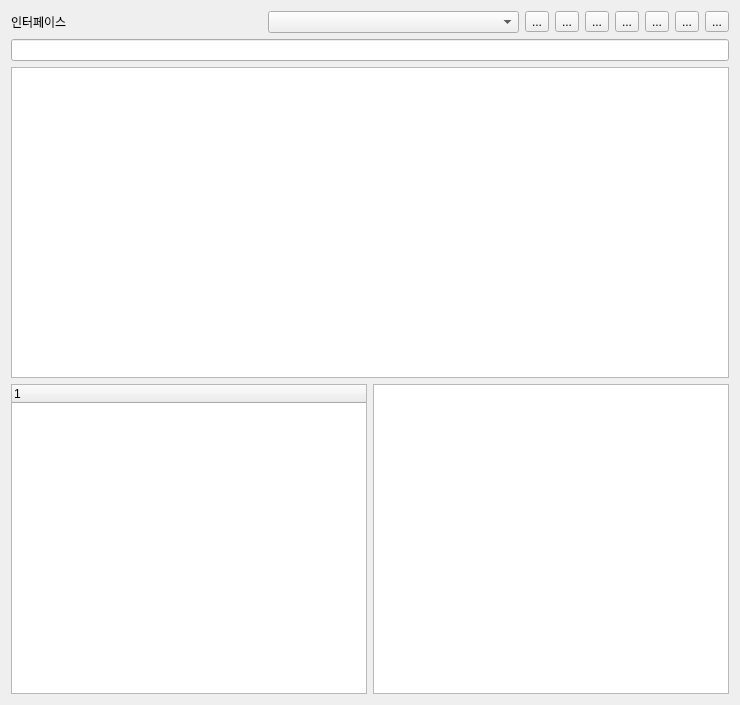
Above: main.ui from AnemoneCoronaria/watchThePacket before the change. Below: the same form after it.
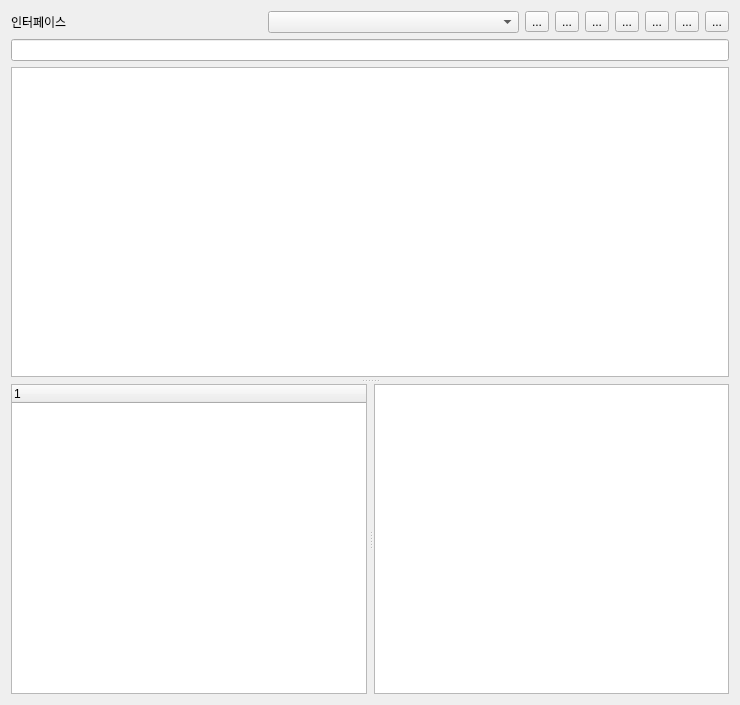
That is the form after the change. Icons and pictures are not drawn.

Commit message: fix(ui): 패킷 목록 / 상세 트리 / Hex 크기를 마우스로 조절 (Wireshark처럼)

```diff
--- a/main.ui
+++ b/main.ui
@@ -186,13 +186,27 @@
     </layout>
    </item>
    <item>
-    <layout class="QVBoxLayout" name="verticalLayout_2">
-     <item>
+    <widget class="QSplitter" name="mainSplitter">
+     <property name="orientation">
+      <enum>Qt::Vertical</enum>
+     </property>
+     <property name="handleWidth">
+      <number>7</number>
+     </property>
+     <property name="childrenCollapsible">
+      <bool>false</bool>
+     </property>
       <widget class="QTableWidget" name="showPacketTable"/>
-     </item>
-     <item>
-      <layout class="QHBoxLayout" name="horizontalLayout_3">
-       <item>
+     <widget class="QSplitter" name="bottomSplitter">
+      <property name="orientation">
+       <enum>Qt::Horizontal</enum>
+      </property>
+      <property name="handleWidth">
+       <number>7</number>
+      </property>
+      <property name="childrenCollapsible">
+       <bool>false</bool>
+      </property>
         <widget class="QTreeWidget" name="packetInfo">
          <column>
           <property name="text">
@@ -200,13 +214,9 @@
           </property>
          </column>
         </widget>
-       </item>
-       <item>
         <widget class="QPlainTextEdit" name="hexView"/>
-       </item>
-      </layout>
-     </item>
-    </layout>
+     </widget>
+    </widget>
    </item>
   </layout>
  </widget>
```
Lines whose indentation alone changed are shown as unchanged. The commit also changes 1 other file.
